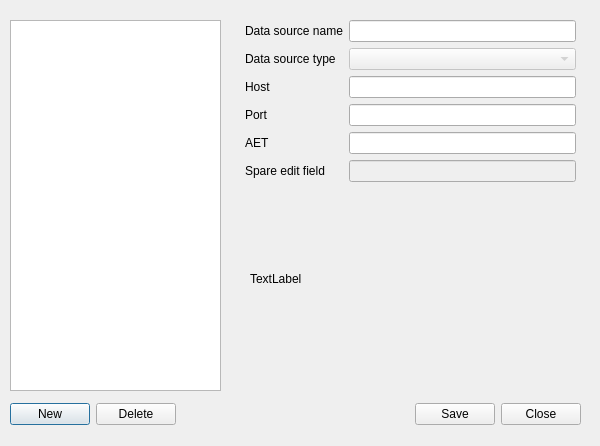
The window that pqt_data_source_dialog.ui (simonoxen/plastimatch) describes before a commit, drawn with Qt 5.
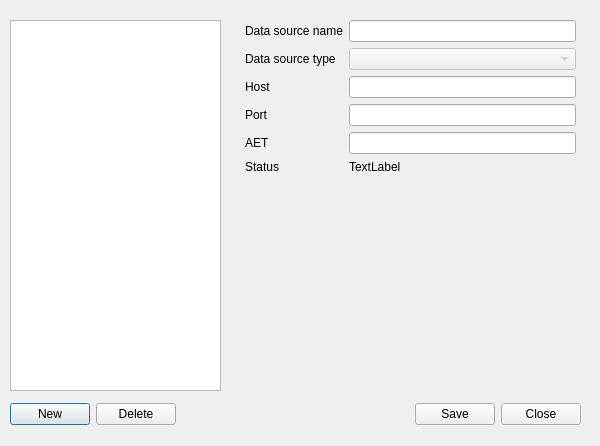
The same window after the commit.

Commit message: Improvements to data source list

```diff
--- a/pqt_data_source_dialog.ui
+++ b/pqt_data_source_dialog.ui
@@ -93,35 +93,22 @@
     <item row="5" column="0">
      <widget class="QLabel" name="label_6">
       <property name="text">
-       <string>Spare edit field</string>
+       <string>Status</string>
       </property>
      </widget>
     </item>
     <item row="5" column="1">
-     <widget class="QLineEdit" name="lineEdit_spare">
+     <widget class="QLabel" name="label_status">
       <property name="enabled">
-       <bool>false</bool>
+       <bool>true</bool>
+      </property>
+      <property name="text">
+       <string>TextLabel</string>
       </property>
      </widget>
     </item>
    </layout>
   </widget>
-  <widget class="QLabel" name="label_status">
-   <property name="enabled">
-    <bool>true</bool>
-   </property>
-   <property name="geometry">
-    <rect>
-     <x>250</x>
-     <y>270</y>
-     <width>59</width>
-     <height>18</height>
-    </rect>
-   </property>
-   <property name="text">
-    <string>TextLabel</string>
-   </property>
-  </widget>
   <widget class="QWidget" name="layoutWidget">
    <property name="geometry">
     <rect>
```
The commit also changes 2 other files.
